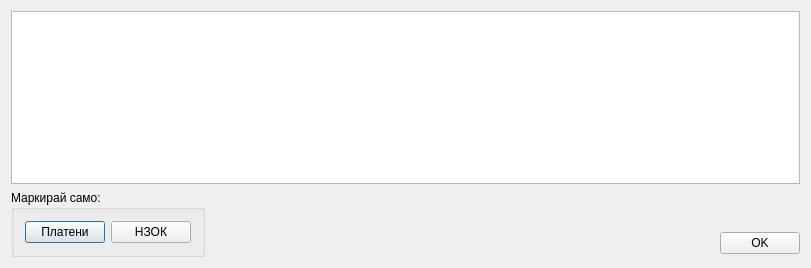
The window that src/View/Widgets/ProcedurePrintSelectDialog.ui (thefinalcutbg/DinoDent) describes before a commit, drawn with Qt 5.
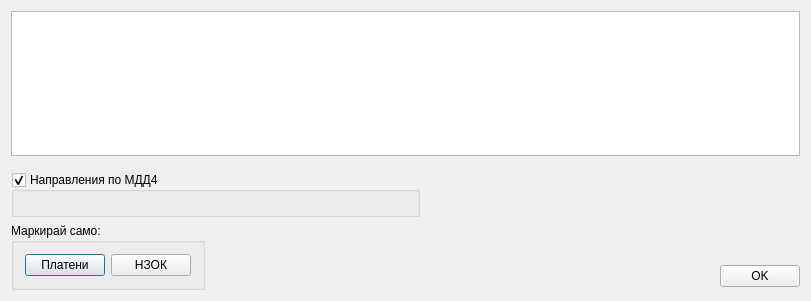
The same window after the commit. Custom widgets are drawn as their Qt base class.

```diff
--- a/src/View/Widgets/ProcedurePrintSelectDialog.ui
+++ b/src/View/Widgets/ProcedurePrintSelectDialog.ui
@@ -10,7 +10,7 @@
     <x>0</x>
     <y>0</y>
     <width>811</width>
-    <height>268</height>
+    <height>301</height>
    </rect>
   </property>
   <property name="minimumSize">
@@ -32,6 +32,50 @@
    <item>
     <widget class="ProcedureTable" name="tableView"/>
    </item>
+   <item>
+    <layout class="QHBoxLayout" name="horizontalLayout_4">
+     <property name="topMargin">
+      <number>10</number>
+     </property>
+     <item>
+      <widget class="QGroupBox" name="mdd4group">
+       <property name="sizePolicy">
+        <sizepolicy hsizetype="Preferred" vsizetype="Expanding">
+         <horstretch>0</horstretch>
+         <verstretch>0</verstretch>
+        </sizepolicy>
+       </property>
+       <property name="title">
+        <string>Направления по МДД4</string>
+       </property>
+       <property name="checkable">
+        <bool>true</bool>
+       </property>
+       <layout class="QHBoxLayout" name="horizontalLayout_3">
+        <item>
+         <layout class="QVBoxLayout" name="mdd4Layout"/>
+        </item>
+       </layout>
+      </widget>
+     </item>
+     <item>
+      <spacer name="horizontalSpacer_2">
+       <property name="orientation">
+        <enum>Qt::Horizontal</enum>
+       </property>
+       <property name="sizeType">
+        <enum>QSizePolicy::Preferred</enum>
+       </property>
+       <property name="sizeHint" stdset="0">
+        <size>
+         <width>380</width>
+         <height>17</height>
+        </size>
+       </property>
+      </spacer>
+     </item>
+    </layout>
+   </item>
    <item>
     <layout class="QHBoxLayout" name="horizontalLayout_2">
      <item>
```
